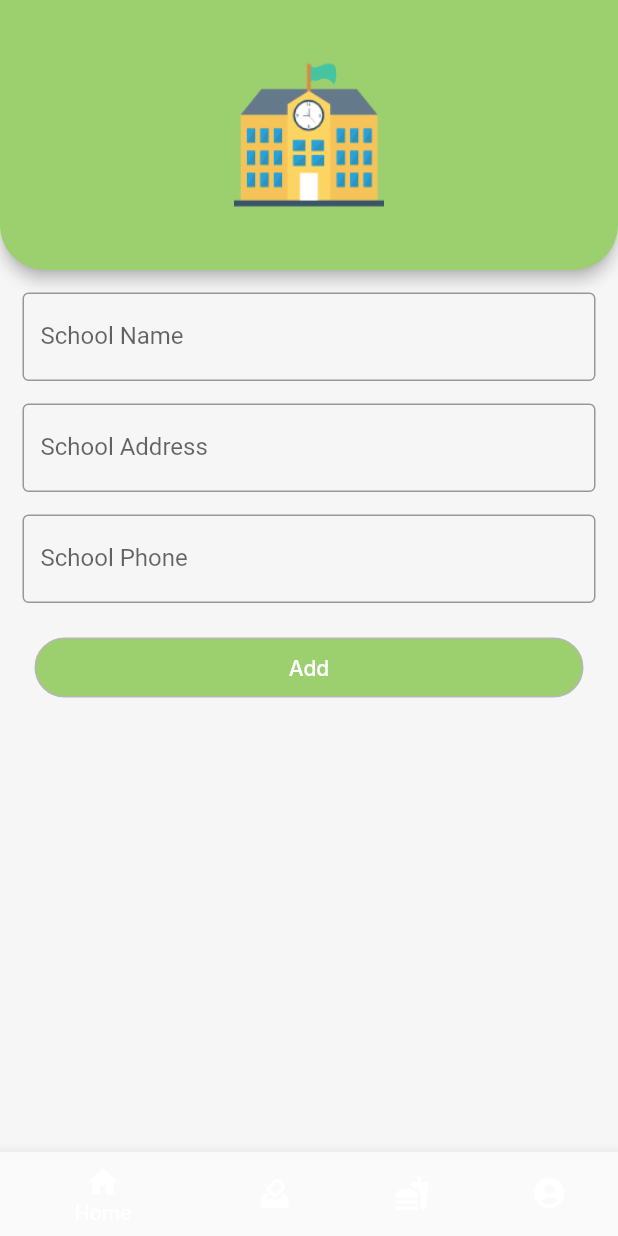
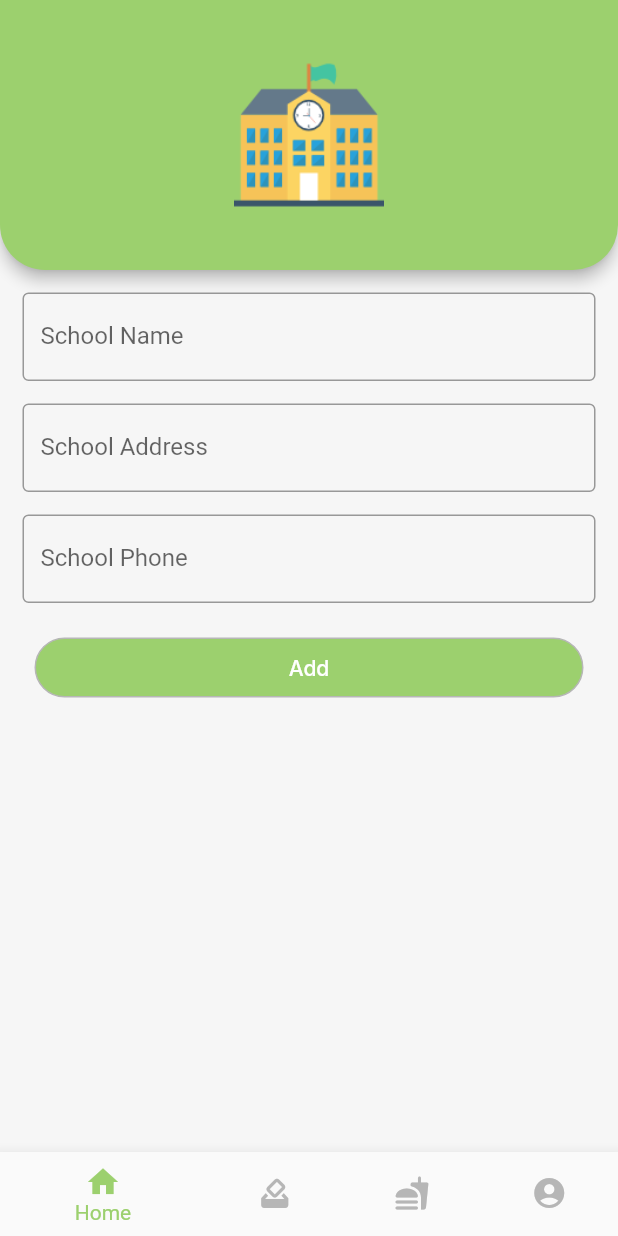
Before and after one commit to HaileyyHsieh/food-waste-project, a Flutter app: the ManagerHome screen opened directly, on a phone screen of 412 x 824 dp. Run offline on Flutter 3.47's test engine with Material 2 defaults, Android fonts, the light colour scheme and no system bars; our stand-ins replace cloud_firestore, firebase_auth, firebase_core, firebase_storage, flutter_feather_icons, flutter_iconly and 6 more; accounts and stored records are empty; Roboto replaces fonts that are missing (Display); statements that could not run were skipped.

Commit message:
updated manager_home.dart

```diff
--- a/lib/screen/manager_screen/manager_home/manager_home.dart
+++ b/lib/screen/manager_screen/manager_home/manager_home.dart
@@ -42,7 +42,9 @@ class _ManagerHomeState extends State<ManagerHome> {
           });
         },
         currentIndex: _currentPage,
-        backgroundColor: kPrimaryColor,
+        backgroundColor: kWhite,
+        selectedItemColor: kPrimaryColor,
+        unselectedItemColor: kLightGrayColor,
         items: [
           BottomNavigationBarItem(
             icon: Icon(Icons.home),
```
